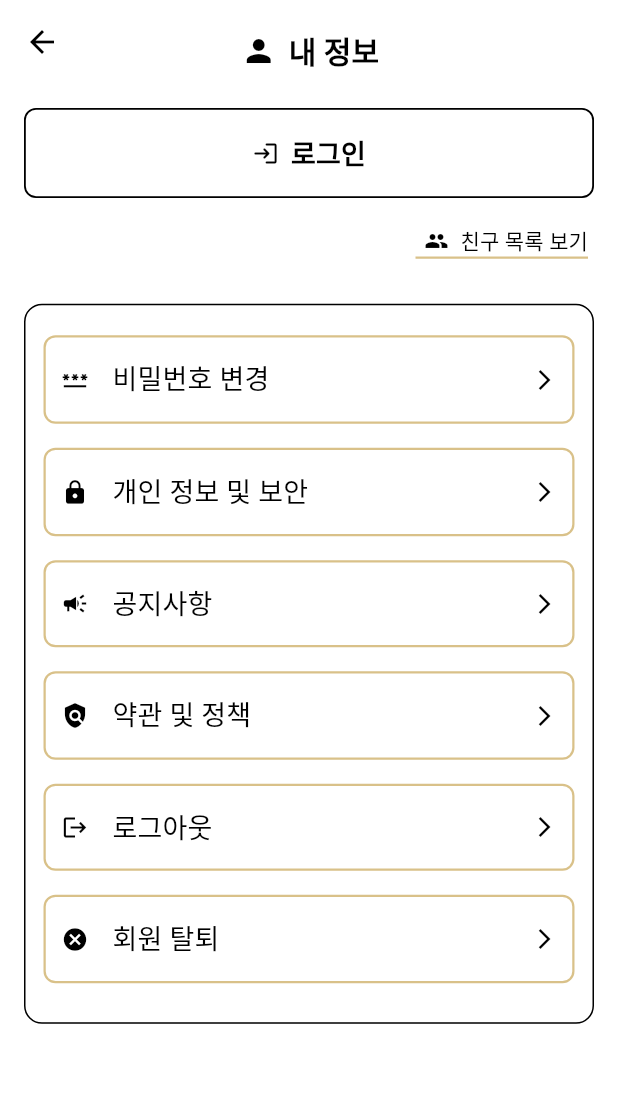
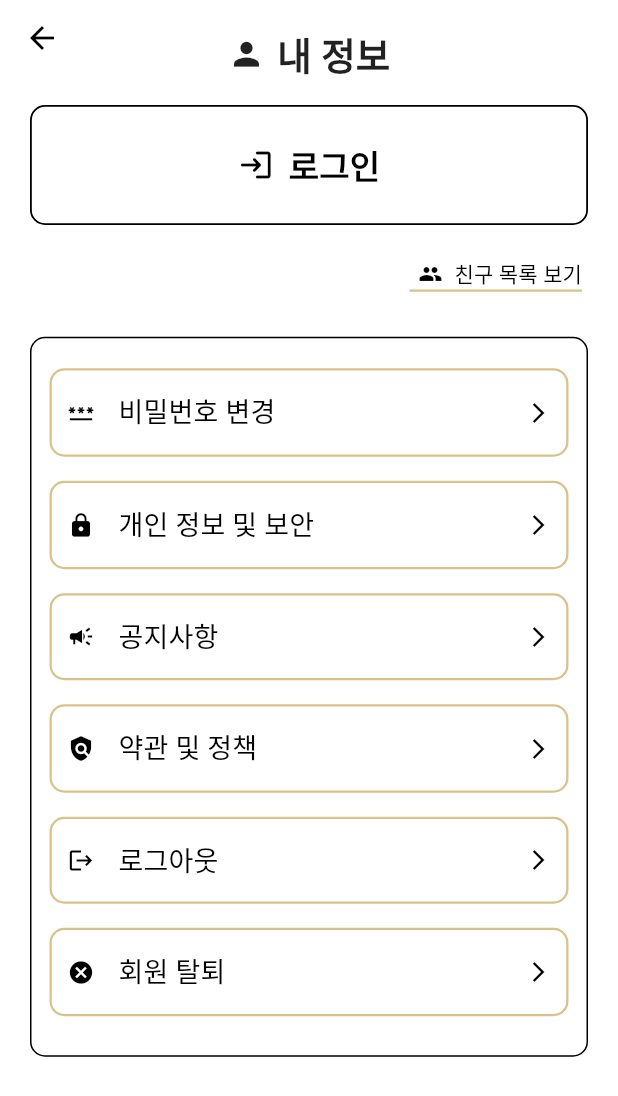
Before and after one commit to partmant/FairMeeting, a Flutter app: the screen it shows after launch, after a tap on "내 정보", on a phone screen of 412 x 824 dp. Shown: the top 1096 px of the screen. Run offline on Flutter 3.47's test engine with Material 3 defaults, Android fonts, the phone set to English and light mode, and no system bars; our stand-ins replace dotted_border, flutter_dotenv, geolocator, table_calendar; missing offline and left inert: kakao_flutter_sdk_user, kakao_map_plugin.

Commit message:
design: 폰트/UI수정

```diff
--- a/lib/screens/login_screen.dart
+++ b/lib/screens/login_screen.dart
@@ -138,7 +138,7 @@ class _LoginScreenState extends State<LoginScreen> {
                   ),
                   elevation: 4,
                 ),
-                child: const Text('로그인', style: TextStyle(fontSize: 18)),
+                child: const Text('로그인', style: TextStyle(fontSize: 20)),
               ),
               const SizedBox(height: 25),
 
--- a/lib/screens/main_menu_screen.dart
+++ b/lib/screens/main_menu_screen.dart
@@ -16,37 +16,50 @@ class MainmenuScreen extends StatelessWidget {
         'label': '약속 만들기',
         'sub': '간편하게\n약속 장소 정하기',
         'icon': Icons.calendar_today,
-        'color': Colors.white,
-        'textColor': Colors.black,
+        'color': Color(0xFFD9C189),
+        'textColor': Colors.white,
+        'subTextColor': Colors.black,
         'onTap': () => Navigator.push(context, MaterialPageRoute(builder: (_) => const PutLocationScreen())),
       },
       {
         'label': '약속 캘린더',
-        'sub': '내 약속 확인하기',
+        'sub': '내 약속\n확인하기',
         'icon': Icons.event_available,
-        'color': Colors.orange.shade200,
+        'color': Colors.white,
+        'textColor': Colors.black,
         'onTap': () => Navigator.push(context, MaterialPageRoute(builder: (_) => const AppointmentCalendarScreen())),
       },
       {
         'label': '내 정보',
         'sub': '개인정보 수정',
         'icon': Icons.person,
-        'color': Colors.orange.shade200,
+        'color': Colors.white,
+        'textColor': Colors.black,
         'onTap': () => Navigator.push(context, MaterialPageRoute(builder: (_) => const MyInfoPage())),
       },
       {
         'label': '환경설정',
         'sub': '앱 설정 관리',
         'icon': Icons.settings,
-        'color': Colors.white,
-        'textColor': Colors.black,
+        'color': Color(0xFFD9C189),
+        'textColor': Colors.white,
+        'subTextColor': Colors.black,
         'onTap': () => Navigator.push(context, MaterialPageRoute(builder: (_) => SettingsScreen())),
       },
     ];
 
     return Scaffold(
       body: Container(
-        color: Colors.yellow.shade50,
+        decoration: BoxDecoration(
+          gradient: LinearGradient(
+            colors: [
+              Color(0xFFFFF8E1).withOpacity(0.4), // 연한 노란색, 40% 투명도 적용
+              Color(0xFFFFD54F).withOpacity(0.4), // 좀 더 진한 노란색, 40% 투명도 적용
+            ],
+            begin: Alignment.topCenter,
+            end: Alignment.bottomCenter,
+          ),
+        ),
         child: Column(
           children: [
             const SizedBox(height: 60),
@@ -60,7 +73,10 @@ class MainmenuScreen extends StatelessWidget {
                   crossAxisSpacing: 20,
                   mainAxisSpacing: 20,
                   childAspectRatio: 1,
-                  children: menuItems.map((item) => MainMenuButton(data: item)).toList(),
+                  children: menuItems.map((item) => MainMenuButton(data: {
+                    ...item,
+                    'labelStyle': const TextStyle(fontSize: 18, fontWeight: FontWeight.bold),
+                  })).toList(),
                 ),
               ),
             ),
--- a/lib/screens/my_info_screen.dart
+++ b/lib/screens/my_info_screen.dart
@@ -1,6 +1,5 @@
 import 'package:flutter/material.dart';
 import 'package:fair_front/screens/login_screen.dart';
-import 'package:fair_front/widgets/go_back.dart'; // 공통 AppBar import
 
 class MyInfoPage extends StatelessWidget {
   const MyInfoPage({super.key});
@@ -14,14 +13,15 @@ class MyInfoPage extends StatelessWidget {
         MaterialPageRoute(builder: (context) => const LoginScreen()),
       );
     }
-    // 로그아웃, 회원탈퇴 등 다른 처리도 여기에 추가 가능
   }
 
   @override
   Widget build(BuildContext context) {
     return Scaffold(
       backgroundColor: Colors.white,
-      appBar: AppBar(
+      appBar: PreferredSize(
+        preferredSize: const Size.fromHeight(50),
+        child: AppBar(
           backgroundColor: Colors.white,
           elevation: 0,
           leading: IconButton(
@@ -30,31 +30,37 @@ class MyInfoPage extends StatelessWidget {
           ),
           centerTitle: true,
           title: Padding(
-          padding: const EdgeInsets.only(top: 12),
+            padding: const EdgeInsets.only(left: 0,top: 22), // 아이콘 + ' 내 정보' 위치 조정
             child: Row(
               mainAxisAlignment: MainAxisAlignment.center,
-            children: [
-              const Icon(Icons.person, color: Colors.black),
-              const SizedBox(width: 8),
-              const Text(
-                '내 정보           ',
-                style: TextStyle(color: Colors.black, fontWeight: FontWeight.bold),
+              mainAxisSize: MainAxisSize.min,
+              children: const [
+                Icon(Icons.person, color: Colors.black87, size: 25),
+                SizedBox(width: 8),
+                Text(
+                  '내 정보',
+                  style: TextStyle(
+                    color: Colors.black87,
+                    fontWeight: FontWeight.bold,
+                    fontSize: 25,
+                  ),
                 ),
               ],
             ),
           ),
         ),
+      ),
       body: Padding(
-        padding: const EdgeInsets.all(16),
+        padding: const EdgeInsets.all(20),
         child: Column(
           children: [
             // 로그인 버튼
             Container(
               width: double.infinity,
-              height: 60,
+              height: 80,
               decoration: BoxDecoration(
                 border: Border.all(color: Colors.black, width: 1.2),
-                borderRadius: BorderRadius.circular(8),
+                borderRadius: BorderRadius.circular(10),
               ),
               child: TextButton(
                 style: TextButton.styleFrom(
@@ -68,12 +74,12 @@ class MyInfoPage extends StatelessWidget {
                 child: Row(
                   mainAxisAlignment: MainAxisAlignment.center,
                   children: const [
-                    Icon(Icons.login_rounded, color: Colors.black),
-                    SizedBox(width: 8),
+                    Icon(Icons.login_rounded, color: Colors.black, size: 24,),
+                    SizedBox(width: 10),
                     Text(
                       '로그인',
                       style: TextStyle(
-                        fontSize: 18,
+                        fontSize: 22,
                         fontWeight: FontWeight.w700,
                         color: Colors.black,
                       ),
@@ -83,11 +89,11 @@ class MyInfoPage extends StatelessWidget {
               ),
             ),
 
-            const SizedBox(height: 10),
+            const SizedBox(height: 20),
 
             // 친구 목록 보기
             Padding(
-              padding: const EdgeInsets.only(top: 8, right: 4),
+              padding: const EdgeInsets.only(top: 2, right: 4),
               child: Align(
                 alignment: Alignment.centerRight,
                 child: Column(
@@ -121,12 +127,12 @@ class MyInfoPage extends StatelessWidget {
 
             // 메뉴 리스트
             SizedBox(
-              height: 480, // <- 여기서 검은 테두리 박스 높이 조절
+              height: 480,
               child: Container(
                 padding: const EdgeInsets.only(top: 12, left: 12, right: 12),
                 decoration: BoxDecoration(
                   border: Border.all(color: Colors.black),
-                  borderRadius: BorderRadius.circular(12),
+                  borderRadius: BorderRadius.circular(10),
                 ),
                 child: ListView(
                   padding: EdgeInsets.zero,
@@ -164,7 +170,7 @@ class MyInfoPage extends StatelessWidget {
           side: const BorderSide(color: Color(0xFFD9C189), width: 1.5),
           padding: const EdgeInsets.symmetric(vertical: 16, horizontal: 12),
           shape: RoundedRectangleBorder(
-            borderRadius: BorderRadius.circular(8),
+            borderRadius: BorderRadius.circular(10),
           ),
         ),
         child: Row(
--- a/lib/screens/settings_screen.dart
+++ b/lib/screens/settings_screen.dart
@@ -7,7 +7,7 @@ class SettingsScreen extends StatelessWidget {
     _SettingsItem(Icons.near_me_outlined, '위치 권한 관리'),
     _SettingsItem(Icons.language, '언어 / language'),
     _SettingsItem(Icons.headset_mic, '고객센터'),
-    _SettingsItem(Icons.info_outline, 'FAIR-METTING 정보'),
+    _SettingsItem(Icons.info_outline, 'FAIR-MEETING 정보'),
   ];
 
   @override
@@ -17,19 +17,29 @@ class SettingsScreen extends StatelessWidget {
         backgroundColor: Colors.white,
         elevation: 0,
         leading: BackButton(color: Colors.black),
-        title: Transform.translate(
-          offset: const Offset(0, 15),
-          child: Center(
-            child: Row(
-              mainAxisSize: MainAxisSize.min,
-              children: [
-                Icon(Icons.settings, color: Colors.black),
-                SizedBox(width: 8),
-                Text('설정', style: TextStyle(color: Colors.black)),
-              ],
-            ),
+        title: Padding(
+          padding: const EdgeInsets.only(top: 25), // 설정 아이콘 + 텍스트 상하 위치 조정
+          child: Row(
+            mainAxisSize: MainAxisSize.min,
+            children: [
+              Icon(
+                Icons.settings,
+                color: Colors.black,
+                size: 28, // 아이콘 크기
+              ),
+              SizedBox(width: 8),
+              Text(
+                '설정   ',
+                style: TextStyle(
+                  color: Colors.black,
+                  fontSize: 25, // 텍스트 크기
+                  fontWeight: FontWeight.bold,
+                ),
+              ),
+            ],
           ),
         ),
+        centerTitle: true,
         automaticallyImplyLeading: false,
         actions: [SizedBox(width: 48)],
       ),
@@ -44,16 +54,18 @@ class SettingsScreen extends StatelessWidget {
                   Text(
                     'FAIR',
                     style: TextStyle(
-                      fontSize: 24,
-                      color: Colors.amber[200],
+                      fontSize: 27,
+                      fontFamily: 'Itim',
+                      color: Color(0xFFD9C189).withOpacity(0.8),
                       fontWeight: FontWeight.bold,
                     ),
                   ),
                   Text(
                     'MEETING',
                     style: TextStyle(
-                      fontSize: 24,
-                      color: Colors.amber[200],
+                      fontSize: 27,
+                      fontFamily: 'Itim',
+                      color: Color(0xFFD9C189).withOpacity(0.8),
                       fontWeight: FontWeight.bold,
                     ),
                   ),
@@ -65,7 +77,7 @@ class SettingsScreen extends StatelessWidget {
               padding: const EdgeInsets.symmetric(horizontal: 16),
               child: Container(
                 decoration: BoxDecoration(
-                  border: Border.all(color: Colors.black, width: 0.8), // 메뉴 리스트 테두리 검은색 적용
+                  border: Border.all(color: Colors.black, width: 0.8),
                   borderRadius: BorderRadius.circular(12),
                 ),
                 child: Column(
@@ -84,7 +96,7 @@ class SettingsScreen extends StatelessWidget {
       padding: const EdgeInsets.all(8),
       child: Container(
         decoration: BoxDecoration(
-          border: Border.all(color: Color(0xFFD9C189), width: 1.5), // 개별 버튼 테두리 색 변경
+          border: Border.all(color: Color(0xFFD9C189), width: 1.5),
           borderRadius: BorderRadius.circular(12),
         ),
         child: ElevatedButton(
--- a/lib/widgets/logo_title.dart
+++ b/lib/widgets/logo_title.dart
@@ -16,6 +16,7 @@ class LogoTitle extends StatelessWidget {
         Text(
           'FAIR',
           style: TextStyle(
+            fontFamily: 'Itim', // 폰트 수정
             fontSize: 40,
             fontWeight: FontWeight.bold,
             color: Color(0xFFD9C189),
@@ -24,6 +25,7 @@ class LogoTitle extends StatelessWidget {
         Text(
           'MEETING',
           style: TextStyle(
+            fontFamily: 'Itim', // 폰트 수정
             fontSize: 40,
             fontWeight: FontWeight.bold,
             color: Color(0xFFD9C189),
--- a/lib/widgets/main_menu_button.dart
+++ b/lib/widgets/main_menu_button.dart
@@ -8,6 +8,7 @@ class MainMenuButton extends StatelessWidget {
   @override
   Widget build(BuildContext context) {
     final Color textColor = data['textColor'] ?? Colors.white;
+    final Color subTextColor = data['subTextColor'] ?? textColor;
 
     return ElevatedButton(
       onPressed: data['onTap'],
@@ -19,35 +20,61 @@ class MainMenuButton extends StatelessWidget {
       ),
       child: Stack(
         children: [
+          // 아이콘 (좌상단)
           Positioned(
             top: 0,
             left: 0,
             child: Icon(
               data['icon'],
               color: textColor,
-              size: 24,
+              size: 40,
+              shadows: [
+                Shadow(
+                  offset: const Offset(1.5, 1.5),
+                  blurRadius: 1,
+                  color: Colors.black.withOpacity(0.2),
+                ),
+              ],
             ),
           ),
+
+          // 중앙 텍스트
           Center(
             child: Text(
               data['label'],
               textAlign: TextAlign.center,
               style: TextStyle(
-                fontSize: 16,
+                fontSize: 27,
                 fontWeight: FontWeight.bold,
                 color: textColor,
+                shadows: [
+                  Shadow(
+                    offset: const Offset(2, 2),
+                    blurRadius: 2,
+                    color: Colors.black.withOpacity(0.2),
+                  ),
+                ],
               ),
             ),
           ),
+
+          // 우하단 서브 텍스트
           Positioned(
-            bottom: 0,
-            right: 0,
+            bottom: 5,
+            right: 5,
             child: Text(
               data['sub'],
               textAlign: TextAlign.right,
               style: TextStyle(
-                fontSize: 10,
-                color: textColor,
+                fontSize: 15,
+                color: subTextColor,
+                shadows: [
+                  Shadow(
+                    offset: const Offset(1.5, 1.5),
+                    blurRadius: 3,
+                    color: Colors.black.withOpacity(0.25),
+                  ),
+                ],
               ),
             ),
           ),
--- a/pubspec.yaml
+++ b/pubspec.yaml
@@ -44,3 +44,8 @@ flutter:
     - assets/kakaoOauth.png
     - assets/naverOauth.png
     - .env
+
+  fonts:
+    - family: Itim
+      fonts:
+        - asset: assets/fonts/Itim-Regular.ttf
```
Also changed, not shown: assets/fonts/Itim-Regular.ttf (added). Lines whose indentation alone changed are shown as unchanged.
